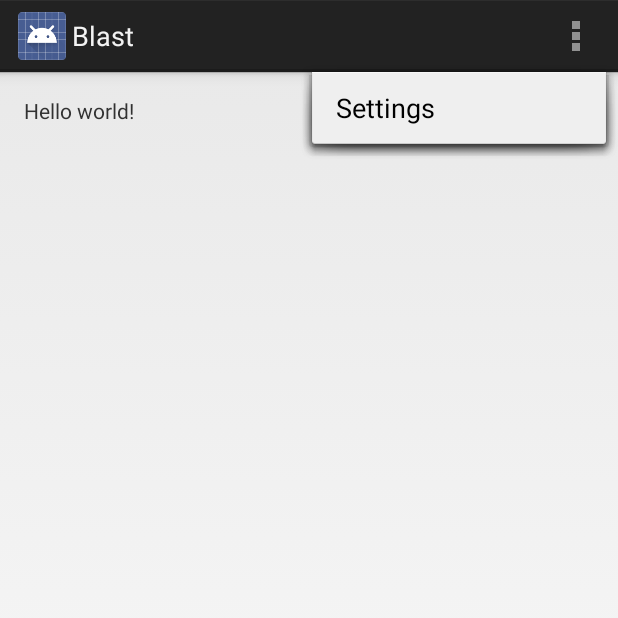
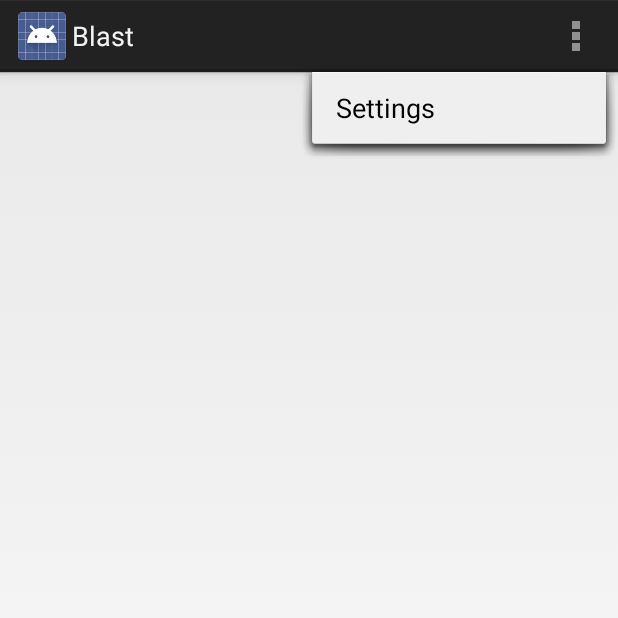
Before and after one commit to NoahPena/Blast, an Android app: the screen it shows after launch (MainActivity), with the options menu open, on a phone screen of 412 x 824 dp, the top half of it. Run offline under Robolectric (Android 15) with nearby library versions, the phone set to English and light mode, and no system bars.

Commit message:
Strings.xml changed hello_world git test 1

```diff
--- a/app/src/main/res/layout/activity_main.xml
+++ b/app/src/main/res/layout/activity_main.xml
@@ -5,7 +5,4 @@
     android:paddingTop="@dimen/activity_vertical_margin"
     android:paddingBottom="@dimen/activity_vertical_margin" tools:context=".MainActivity">
 
-    <TextView android:text="@string/hello_world" android:layout_width="wrap_content"
-        android:layout_height="wrap_content" />
-
 </RelativeLayout>
--- a/app/src/main/res/values/strings.xml
+++ b/app/src/main/res/values/strings.xml
@@ -2,7 +2,7 @@
 <resources>
 
     <string name="app_name">Blast</string>
-    <string name="hello_world">Hello world!</string>
+    <string name="hello_world">Fuck You Faggot!!!</string>
     <string name="action_settings">Settings</string>
 
 </resources>
```
Also changed, not shown: 1 other file.
